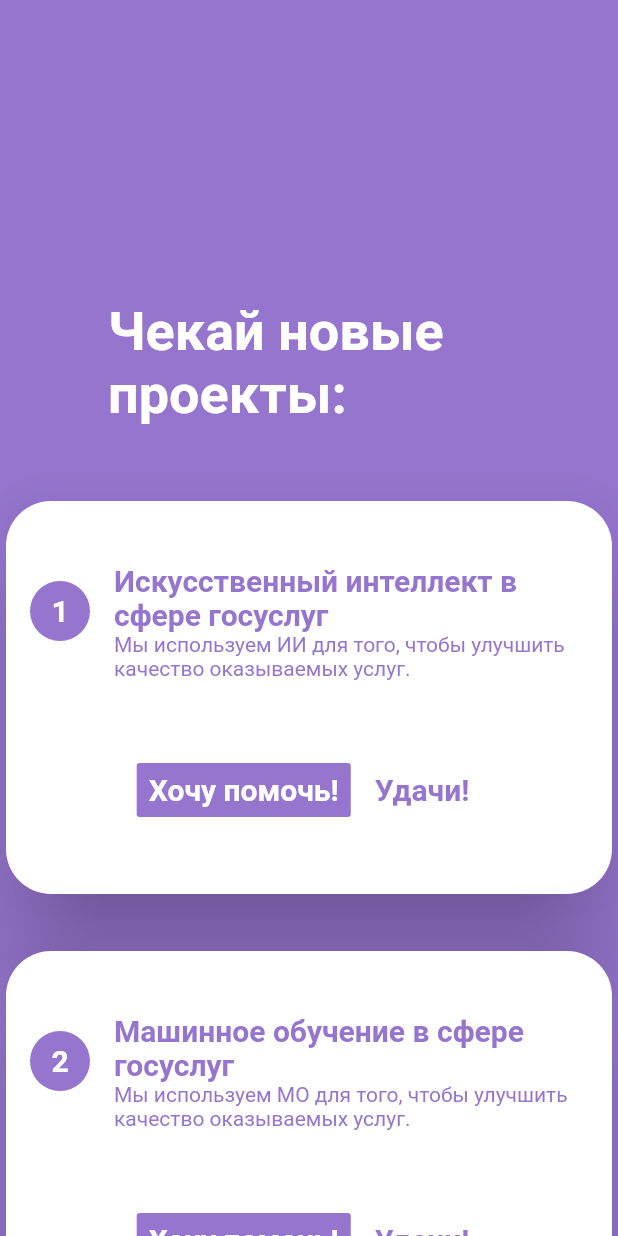
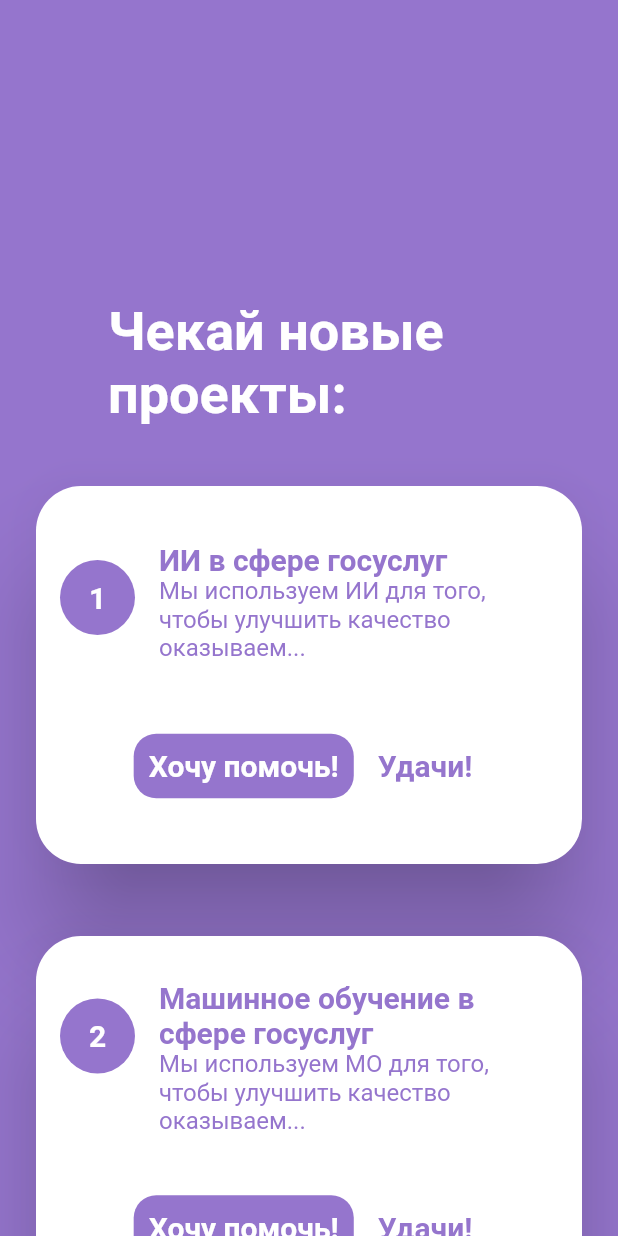
Before and after one commit to Livbig/project_affair, a Flutter app: the screen it shows after launch, on a phone screen of 412 x 824 dp. Run offline on Flutter 3.47's test engine with Material 2 defaults, Android fonts, the phone set to English and light mode, and no system bars.

Commit message:
Minor changes

```diff
--- a/lib/main.dart
+++ b/lib/main.dart
@@ -5,7 +5,7 @@ import 'package:flutter/material.dart';
 //import 'dart:math';
 
 List<List<String>> ideas = [
-  ['1', 'Искусственный интеллект в сфере госуслуг', 'Мы используем ИИ для того, чтобы улучшить качество оказываемых услуг.'],
+  ['1', 'ИИ в сфере госуслуг', 'Мы используем ИИ для того, чтобы улучшить качество оказываемых услуг.'],
   ['2', 'Машинное обучение в сфере госуслуг', 'Мы используем МО для того, чтобы улучшить качество оказываемых услуг.'],
   ['3', 'Инновационный подход к тестированию выпускников школ.', 'Идея в том, чтобы найти и использовать новые методы тестирования, как замена ЕГЭ.']
 ];
@@ -27,9 +27,9 @@ class MyApp extends StatelessWidget {
               headline5: TextStyle(
                   color: Colors.white, fontWeight: FontWeight.bold),
               headline6: TextStyle(
-                  color: Colors.deepPurple[300], fontWeight: FontWeight.bold),
+                  color: Colors.deepPurple[300], fontWeight: FontWeight.bold, fontSize: 20),
               bodyText1: TextStyle(
-                  color: Colors.deepPurple[300], fontWeight: FontWeight.normal)),
+                  color: Colors.deepPurple[300], fontWeight: FontWeight.normal, fontSize: 16)),
         ),
         home: MyHomePage(headline6: 'Добро пожаловать на ярмарку!')
     );
@@ -74,7 +74,7 @@ class _MyHomePageState extends State<MyHomePage> {
               delegate: SliverChildBuilderDelegate(
                     (BuildContext context, int total) {
                   return Container(
-                      padding: EdgeInsets.only(top: 30),
+                      padding: EdgeInsets.all(20),
                       child: Card(
                           shape: RoundedRectangleBorder(borderRadius: BorderRadius.circular(30.0)),
                           elevation: 30,
@@ -84,23 +84,26 @@ class _MyHomePageState extends State<MyHomePage> {
                               mainAxisSize: MainAxisSize.max,
                               children: <Widget>[
                                 ListTile(
-                                  isThreeLine: true,
                                   leading: GestureDetector(
                                     onTap:() {print('icon tapped');},
-                                    child: CircleAvatar(
+                                    child: CircleAvatar(maxRadius: 25,
                                       backgroundColor: Colors.deepPurple[300],
                                       child: Text('${ideas[total][0]}', style: Theme.of(context).textTheme.button),)
                                   ),
-                                  title: Text(ideas[total][1], style: Theme.of(context).textTheme.headline6,),
-                                  subtitle: Text(ideas[total][2], style: Theme.of(context).textTheme.bodyText1,),
+//                                  No more than 50 words in title!
+                                  title: Text('${ideas[total][1]}', style: Theme.of(context).textTheme.headline6,),
+//                                  users have to write at least 60 words in subtitle!
+                                  subtitle: Text('${ideas[total][2].substring(0,60)}...', style: Theme.of(context).textTheme.bodyText1,),
                                 ),
                                 ButtonBar(
                                     alignment: MainAxisAlignment.center,
                                     children: <Widget>[
                                       FlatButton(
+                                        padding: EdgeInsets.all(10),
+                                        shape: RoundedRectangleBorder(borderRadius: BorderRadius.circular(15.0)),
                                         color: Colors.deepPurple[300],
                                         child: Text('Хочу помочь!', style: Theme.of(context).textTheme.button),
-                                        onPressed: () {/* ... */},
+                                        onPressed: () {},
                                       ),
                                       FlatButton(
                                         child: Text('Удачи!', style: Theme.of(context).textTheme.headline6),
```
